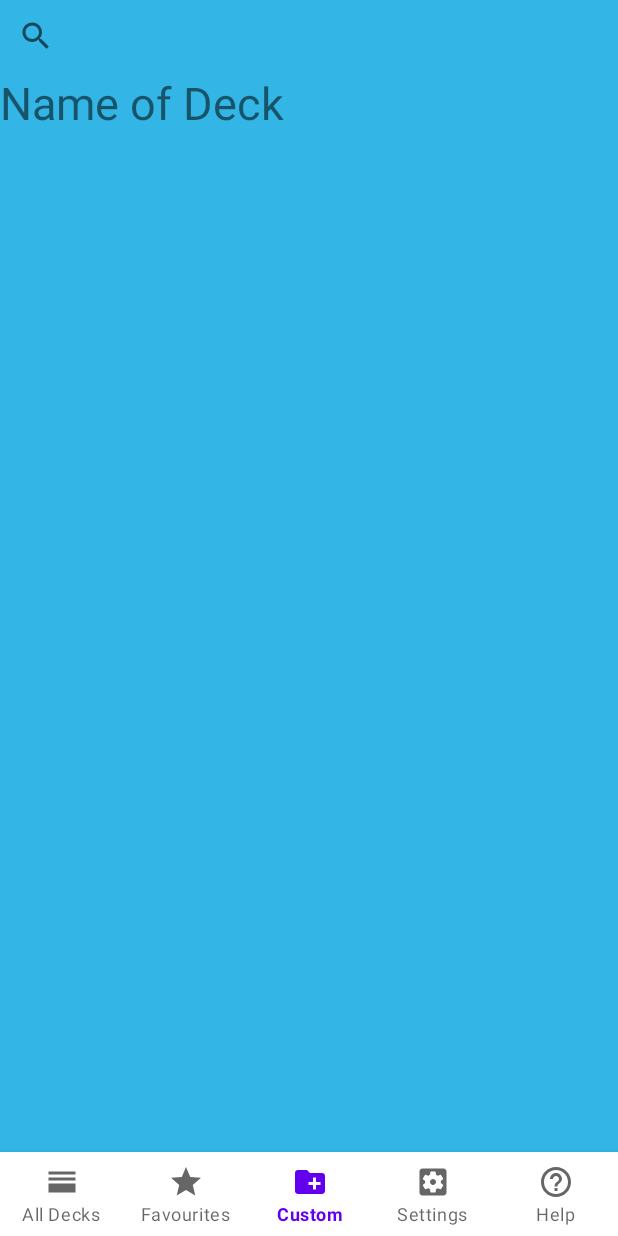
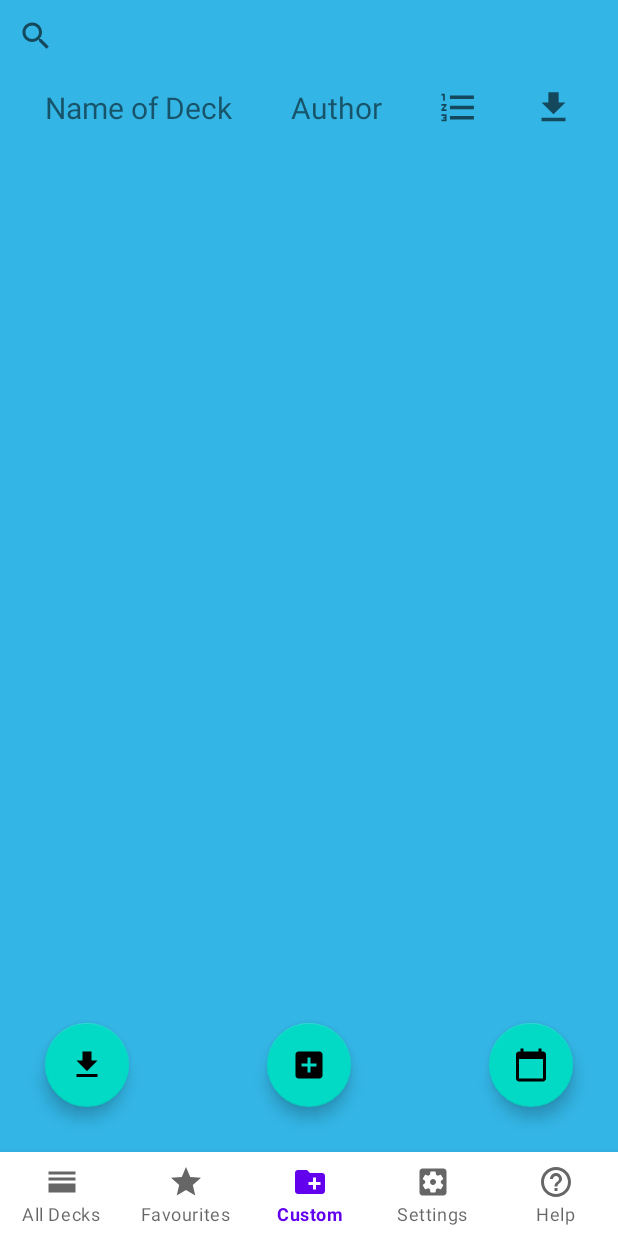
Before and after one commit to SilasParker/HeadsUp2, an Android app: the screen it shows after launch (MainActivity), item 3 of the bottom bar chosen, on a phone screen of 412 x 824 dp. Run offline under Robolectric (Android 15) with nearby library versions, the phone set to English and light mode, and no system bars; our stand-ins replace Firebase (no records; nobody signed in at launch, a user with empty details on screens opened directly).

Commit message:
Finished Custom Fragment Layout and Add Deck Layout
AndroidManifest.xml: Added CreateDeck Activity and formatted

CreateDeckActivity.java: Created

CustomFragment.java: Added some init code for the Create Deck Activity

Added many new icons

activity_create_deck.xml: Created and finished

fragment_custom.xml: Finished

```diff
--- a/app/src/main/AndroidManifest.xml
+++ b/app/src/main/AndroidManifest.xml
@@ -1,7 +1,6 @@
 <?xml version="1.0" encoding="utf-8"?>
 <manifest xmlns:android="http://schemas.android.com/apk/res/android"
     package="com.silas.headsup">
-
     <application
         android:allowBackup="true"
         android:icon="@mipmap/ic_launcher"
@@ -9,7 +8,10 @@
         android:roundIcon="@mipmap/ic_launcher_round"
         android:supportsRtl="true"
         android:theme="@style/Theme.HeadsUp.NoActionBar">
-        <activity android:name=".GameActivity" android:screenOrientation="landscape" ></activity>
+        <activity android:name=".CreateDeckActivity"/>
+        <activity
+            android:name=".GameActivity"
+            android:screenOrientation="landscape" />
         <activity android:name=".MainActivity">
             <intent-filter>
                 <action android:name="android.intent.action.MAIN" />
--- a/app/src/main/java/com/silas/headsup/CustomFragment.java
+++ b/app/src/main/java/com/silas/headsup/CustomFragment.java
@@ -2,6 +2,7 @@ package com.silas.headsup;
 
 
 
+import android.content.Intent;
 import android.os.Bundle;
 import android.view.LayoutInflater;
 import android.view.View;
@@ -11,10 +12,14 @@ import androidx.annotation.NonNull;
 import androidx.annotation.Nullable;
 import androidx.fragment.app.Fragment;
 
+import com.google.android.material.floatingactionbutton.FloatingActionButton;
 import com.google.firebase.database.DatabaseReference;
 import com.google.firebase.database.FirebaseDatabase;
 
 public class CustomFragment extends Fragment {
+
+    private FirebaseDatabase database;
+    private FloatingActionButton createDeckBtn;
 
     @Nullable
     @Override
@@ -28,12 +33,24 @@ public class CustomFragment extends Fragment {
     @Override
     public void onResume() {
         super.onResume();
-        System.out.println("anything");
-        FirebaseDatabase db = FirebaseDatabase.getInstance();
-        DatabaseReference ref = db.getReference("else");
-        System.out.println(ref);
-        ref.setValue("test");
+        this.database = FirebaseDatabase.getInstance();
+        createDeckBtn = getView().findViewById(R.id.customFloatingAdd);
+        createDeckBtn.setOnClickListener(new View.OnClickListener() {
+            @Override
+            public void onClick(View v) {
+                Intent intent = new Intent(getActivity(),CreateDeckActivity.class);
+                startActivity(intent);
+            }
+        });
+
+    }
+
+    private void generateTable() {
+        DatabaseReference decksRef = database.getReference().child("decks");
+
     }
 
 
+
+
 }
--- /dev/null
+++ b/app/src/main/res/drawable-v24/ic_baseline_file_download_24.xml
@@ -0,0 +1,10 @@
+<vector xmlns:android="http://schemas.android.com/apk/res/android"
+    android:width="24dp"
+    android:height="24dp"
+    android:viewportWidth="24"
+    android:viewportHeight="24"
+    android:tint="?attr/colorControlNormal">
+  <path
+      android:fillColor="@android:color/white"
+      android:pathData="M19,9h-4V3H9v6H5l7,7 7,-7zM5,18v2h14v-2H5z"/>
+</vector>
--- /dev/null
+++ b/app/src/main/res/drawable-v24/ic_baseline_format_list_numbered_24.xml
@@ -0,0 +1,10 @@
+<vector xmlns:android="http://schemas.android.com/apk/res/android"
+    android:width="24dp"
+    android:height="24dp"
+    android:viewportWidth="24"
+    android:viewportHeight="24"
+    android:tint="?attr/colorControlNormal">
+  <path
+      android:fillColor="@android:color/white"
+      android:pathData="M2,17h2v0.5L3,17.5v1h1v0.5L2,19v1h3v-4L2,16v1zM3,8h1L4,4L2,4v1h1v3zM2,11h1.8L2,13.1v0.9h3v-1L3.2,13L5,10.9L5,10L2,10v1zM7,5v2h14L21,5L7,5zM7,19h14v-2L7,17v2zM7,13h14v-2L7,11v2z"/>
+</vector>
--- /dev/null
+++ b/app/src/main/res/drawable/ic_baseline_add_box_24.xml
@@ -0,0 +1,10 @@
+<vector xmlns:android="http://schemas.android.com/apk/res/android"
+    android:width="24dp"
+    android:height="24dp"
+    android:viewportWidth="24"
+    android:viewportHeight="24"
+    android:tint="?attr/colorControlNormal">
+  <path
+      android:fillColor="@android:color/white"
+      android:pathData="M19,3L5,3c-1.11,0 -2,0.9 -2,2v14c0,1.1 0.89,2 2,2h14c1.1,0 2,-0.9 2,-2L21,5c0,-1.1 -0.9,-2 -2,-2zM17,13h-4v4h-2v-4L7,13v-2h4L11,7h2v4h4v2z"/>
+</vector>
--- /dev/null
+++ b/app/src/main/res/drawable/ic_baseline_calendar_today_24.xml
@@ -0,0 +1,10 @@
+<vector xmlns:android="http://schemas.android.com/apk/res/android"
+    android:width="24dp"
+    android:height="24dp"
+    android:viewportWidth="24"
+    android:viewportHeight="24"
+    android:tint="?attr/colorControlNormal">
+  <path
+      android:fillColor="@android:color/white"
+      android:pathData="M20,3h-1L19,1h-2v2L7,3L7,1L5,1v2L4,3c-1.1,0 -2,0.9 -2,2v16c0,1.1 0.9,2 2,2h16c1.1,0 2,-0.9 2,-2L22,5c0,-1.1 -0.9,-2 -2,-2zM20,21L4,21L4,8h16v13z"/>
+</vector>
--- a/app/src/main/res/layout/fragment_custom.xml
+++ b/app/src/main/res/layout/fragment_custom.xml
@@ -23,12 +23,14 @@
         android:layout_height="wrap_content"
         android:fillViewport="true"
         android:id="@+id/customScrollView"
+        android:padding="10dp"
         app:layout_constraintTop_toBottomOf="@+id/customSearch">
 
         <TableLayout
             android:id="@+id/customTableLayout"
             android:layout_width="match_parent"
             android:layout_height="match_parent"
+            android:stretchColumns="*"
             >
 
             <TableRow
@@ -39,7 +41,28 @@
                 android:layout_width="wrap_content"
                 android:layout_height="wrap_content"
                 android:text="Name of Deck"
-                android:textSize="30dp" />
+                android:textSize="20sp"
+                android:gravity="center"
+                />
+
+                <TextView
+                    android:layout_width="wrap_content"
+                    android:layout_height="wrap_content"
+                    android:text="Author"
+                    android:textSize="20sp"
+                    android:gravity="center"/>
+
+                <ImageView
+                    android:id="@+id/customDeckSizeIcon"
+                    android:src="@drawable/ic_baseline_format_list_numbered_24"
+                    android:layout_height="match_parent"
+                    android:gravity="center"/>
+
+                <ImageView
+                    android:id="@+id/customDownloadsCountIcon"
+                    android:src="@drawable/ic_baseline_file_download_24"
+                    android:layout_height="match_parent"
+                    android:gravity="center"/>
 
 
 
@@ -49,5 +72,38 @@
         </TableLayout>
     </ScrollView>
 
+    <com.google.android.material.floatingactionbutton.FloatingActionButton
+        android:id="@+id/customFloatingDownload"
+        android:layout_width="wrap_content"
+        android:layout_height="wrap_content"
+        android:clickable="true"
+        app:srcCompat="@drawable/ic_baseline_file_download_24"
+        app:layout_constraintBottom_toBottomOf="parent"
+        app:layout_constraintStart_toStartOf="parent"
+        android:layout_marginStart="30dp"
+        android:layout_marginBottom="30dp"/>
+
+    <com.google.android.material.floatingactionbutton.FloatingActionButton
+        android:id="@+id/customFloatingAdd"
+        android:layout_width="wrap_content"
+        android:layout_height="wrap_content"
+        android:clickable="true"
+        android:onClick="openAddDeckScreen"
+        app:srcCompat="@drawable/ic_baseline_add_box_24"
+        app:layout_constraintBottom_toBottomOf="parent"
+        app:layout_constraintEnd_toStartOf="@+id/customFloatingDate"
+        app:layout_constraintStart_toEndOf="@+id/customFloatingDownload"
+        android:layout_marginBottom="30dp"/>
+
+    <com.google.android.material.floatingactionbutton.FloatingActionButton
+        android:id="@+id/customFloatingDate"
+        android:layout_width="wrap_content"
+        android:layout_height="wrap_content"
+        android:clickable="true"
+        app:srcCompat="@drawable/ic_baseline_calendar_today_24"
+        app:layout_constraintBottom_toBottomOf="parent"
+        app:layout_constraintEnd_toEndOf="parent"
+        android:layout_marginEnd="30dp"
+        android:layout_marginBottom="30dp"/>
 
 </androidx.constraintlayout.widget.ConstraintLayout>
```
Also changed, not shown: app/src/main/java/com/silas/headsup/CreateDeckActivity.java (added, +18 -0 lines), app/src/main/res/drawable/ic_baseline_close_24.xml (added, +10 -0 lines), app/src/main/res/layout/activity_create_deck.xml (added, +206 -0 lines).
